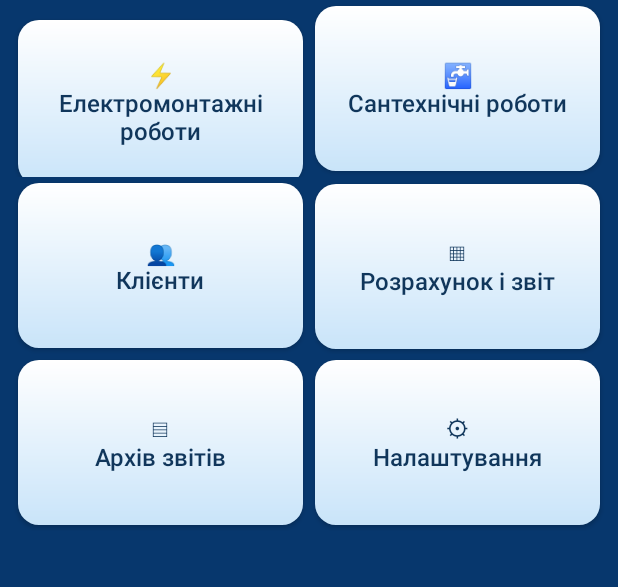
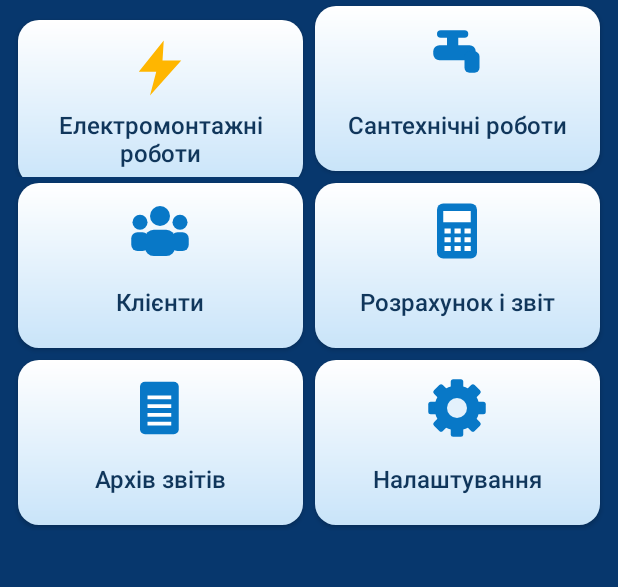
Before and after one commit to dim20041978-png/ROZCINKY-ANDROID, an Android app: the screen it shows after launch (MainActivity), on a phone screen of 412 x 824 dp, the part 289-876 px from its top. Run offline under Robolectric (Android 15) with nearby library versions, the phone set to English and light mode, and no system bars.

Commit message:
Replace home emoji with scalable dedicated graphical menu icons

```diff
--- a/app/src/main/java/ua/rozcinky/app/MainActivity.java
+++ b/app/src/main/java/ua/rozcinky/app/MainActivity.java
@@ -18,7 +18,7 @@ public class MainActivity extends Activity {
  void btn(LinearLayout l,String t,Runnable r){Button b=new Button(this);b.setText(t);b.setAllCaps(false);b.setTextColor(Color.WHITE);android.graphics.drawable.GradientDrawable bg=new android.graphics.drawable.GradientDrawable(android.graphics.drawable.GradientDrawable.Orientation.TOP_BOTTOM,new int[]{0xff238ee0,0xff03468d});bg.setCornerRadius(18);b.setBackground(bg);b.setPadding(16,16,16,16);l.addView(b);b.setOnClickListener(v->r.run());}
  EditText field(LinearLayout l,String hint){EditText e=new EditText(this);e.setHint(hint);e.setTextColor(0xff102b46);e.setHintTextColor(0xff536d84);e.setSingleLine(true);l.addView(e);return e;}
  int dp(int n){return Math.round(n*getResources().getDisplayMetrics().density);}
- void home(){screen("Розцінки");root.removeAllViews();root.setBackgroundColor(0xff07376d);TextView hero=new TextView(this);hero.setText("🛠  ⚡  🔧\nРозцінки\nv1.0.0\nРозрахунок вартості робіт\nЕлектрика • Сантехніка");hero.setTextColor(Color.WHITE);hero.setTextSize(24);hero.setGravity(Gravity.CENTER);hero.setPadding(dp(8),dp(20),dp(8),dp(20));root.addView(hero);String[] names={"⚡\nЕлектромонтажні роботи","🚰\nСантехнічні роботи","👥\nКлієнти","▦\nРозрахунок і звіт","▤\nАрхів звітів","⚙\nНалаштування"};Runnable[] actions={()->catalog(0),()->catalog(1),()->people(),()->reports(),()->archiveScreen(),()->settings()};for(int i=0;i<3;i++){LinearLayout row=new LinearLayout(this);row.setOrientation(LinearLayout.HORIZONTAL);root.addView(row);for(int j=0;j<2;j++){int k=i*2+j;Button b=new Button(this);b.setAllCaps(false);b.setText(names[k]);b.setTextColor(0xff10365b);b.setTextSize(16);android.graphics.drawable.GradientDrawable bg=new android.graphics.drawable.GradientDrawable(android.graphics.drawable.GradientDrawable.Orientation.TOP_BOTTOM,new int[]{0xffffffff,0xffc9e4f9});bg.setCornerRadius(dp(14));b.setBackground(bg);LinearLayout.LayoutParams lp=new LinearLayout.LayoutParams(0,dp(110),1);lp.setMargins(dp(4),dp(4),dp(4),dp(4));row.addView(b,lp);b.setOnClickListener(v->actions[k].run());}}}
+ void home(){screen("Розцінки");root.removeAllViews();root.setBackgroundColor(0xff07376d);TextView hero=new TextView(this);hero.setText("🛠  ⚡  🔧\nРозцінки\nv1.0.0\nРозрахунок вартості робіт\nЕлектрика • Сантехніка");hero.setTextColor(Color.WHITE);hero.setTextSize(24);hero.setGravity(Gravity.CENTER);hero.setPadding(dp(8),dp(20),dp(8),dp(20));root.addView(hero);String[] names={"Електромонтажні роботи","Сантехнічні роботи","Клієнти","Розрахунок і звіт","Архів звітів","Налаштування"};Runnable[] actions={()->catalog(0),()->catalog(1),()->people(),()->reports(),()->archiveScreen(),()->settings()};for(int i=0;i<3;i++){LinearLayout row=new LinearLayout(this);row.setOrientation(LinearLayout.HORIZONTAL);root.addView(row);for(int j=0;j<2;j++){int k=i*2+j;Button b=new Button(this);b.setAllCaps(false);b.setText(names[k]);b.setCompoundDrawablesWithIntrinsicBounds(null,new MenuIcon(k),null,null);b.setCompoundDrawablePadding(dp(4));b.setPadding(dp(6),dp(12),dp(6),dp(8));b.setTextColor(0xff10365b);b.setTextSize(16);android.graphics.drawable.GradientDrawable bg=new android.graphics.drawable.GradientDrawable(android.graphics.drawable.GradientDrawable.Orientation.TOP_BOTTOM,new int[]{0xffffffff,0xffc9e4f9});bg.setCornerRadius(dp(14));b.setBackground(bg);LinearLayout.LayoutParams lp=new LinearLayout.LayoutParams(0,dp(110),1);lp.setMargins(dp(4),dp(4),dp(4),dp(4));row.addView(b,lp);b.setOnClickListener(v->actions[k].run());}}}
  void catalog(int cat){screen(cat==0?"Електрика":"Сантехніка");btn(root,"Назад",()->home());btn(root,"Додати роботу",()->editJob(cat));EditText search=field(root,"Пошук роботи");LinearLayout list=new LinearLayout(this);list.setOrientation(LinearLayout.VERTICAL);root.addView(list);Runnable refresh=()->{list.removeAllViews();for(int i=0;i<jobs.length();i++){JSONObject j=jobs.optJSONObject(i);if(j==null||j.optInt("cat")!=cat||!j.optString("name").toLowerCase(Locale.ROOT).contains(search.getText().toString().toLowerCase(Locale.ROOT)))continue;jobCard(list,j,cat);}};search.addTextChangedListener(new TextWatcher(){public void beforeTextChanged(CharSequence s,int a,int c,int f){}public void onTextChanged(CharSequence s,int a,int b,int c){refresh.run();}public void afterTextChanged(Editable e){}});refresh.run();}
  void editJob(int cat){LinearLayout l=new LinearLayout(this);l.setOrientation(LinearLayout.VERTICAL);EditText n=field(l,"Назва роботи"),u=field(l,"Одиниця вимірювання"),p=field(l,"Ціна або порожньо");new AlertDialog.Builder(this).setTitle("Нова робота").setView(l).setNegativeButton("Скасувати",null).setPositiveButton("Зберегти",(d,w)->{if(n.length()==0||u.length()==0)return;try{JSONObject j=new JSONObject();j.put("cat",cat);j.put("name",n.getText());j.put("unit",u.getText());j.put("price",p.getText().toString());jobs.put(j);save();catalog(cat);}catch(Exception e){}}).show();}
  void choose(JSONObject j,int cat){LinearLayout l=new LinearLayout(this);l.setOrientation(LinearLayout.VERTICAL);EditText q=field(l,"Кількість"),p=field(l,"Ціна грн");q.setText("1");p.setText(j.optString("price"));new AlertDialog.Builder(this).setTitle(j.optString("name")).setView(l).setNegativeButton("Скасувати",null).setPositiveButton("Додати",(d,w)->{try{BigDecimal a=new BigDecimal(q.getText().toString().replace(',','.')),b=new BigDecimal(p.getText().toString().replace(',','.'));if(a.signum()<=0||b.signum()<0)throw new Exception();JSONObject row=new JSONObject(j.toString());row.put("qty",a.toPlainString());row.put("price",b.toPlainString());cart.put(row);save();Toast.makeText(this,"Додано",Toast.LENGTH_SHORT).show();}catch(Exception e){Toast.makeText(this,"Перевірте кількість і ціну",Toast.LENGTH_LONG).show();}}).show();}
@@ -37,4 +37,19 @@ public class MainActivity extends Activity {
  void printFile(java.io.File file){android.print.PrintManager manager=(android.print.PrintManager)getSystemService(PRINT_SERVICE);manager.print(file.getName(),new android.print.PrintDocumentAdapter(){public void onLayout(android.print.PrintAttributes old,android.print.PrintAttributes attrs,android.os.CancellationSignal cancel,LayoutResultCallback cb,Bundle extras){if(cancel.isCanceled()){cb.onLayoutCancelled();return;}cb.onLayoutFinished(new android.print.PrintDocumentInfo.Builder(file.getName()).setContentType(android.print.PrintDocumentInfo.CONTENT_TYPE_DOCUMENT).setPageCount(android.print.PrintDocumentInfo.PAGE_COUNT_UNKNOWN).build(),true);}public void onWrite(android.print.PageRange[] pages,android.os.ParcelFileDescriptor dest,android.os.CancellationSignal cancel,WriteResultCallback cb){try(java.io.OutputStream out=new java.io.FileOutputStream(dest.getFileDescriptor())){if(cancel.isCanceled()){cb.onWriteCancelled();return;}out.write(readBytes(file));cb.onWriteFinished(new android.print.PageRange[]{android.print.PageRange.ALL_PAGES});}catch(Exception e){cb.onWriteFailed(e.getMessage());}}},null);}
  void settings(){screen("Налаштування");btn(root,"Назад",()->home());btn(root,"Резервне копіювання",()->backup());btn(root,"Про програму",()->new AlertDialog.Builder(this).setTitle("Розцінки").setMessage("Версія 1.0.0").setPositiveButton("OK",null).show());}
  void jobCard(LinearLayout list,JSONObject job,int cat){LinearLayout row=new LinearLayout(this);row.setOrientation(LinearLayout.HORIZONTAL);row.setGravity(Gravity.CENTER_VERTICAL);row.setPadding(dp(12),dp(10),dp(12),dp(10));android.graphics.drawable.GradientDrawable bg=new android.graphics.drawable.GradientDrawable(android.graphics.drawable.GradientDrawable.Orientation.TOP_BOTTOM,new int[]{0xffffffff,0xffe2eef9});bg.setCornerRadius(dp(10));bg.setStroke(dp(1),0xffc6d9eb);row.setBackground(bg);LinearLayout.LayoutParams lp=new LinearLayout.LayoutParams(-1,-2);lp.setMargins(0,dp(3),0,dp(3));list.addView(row,lp);LinearLayout info=new LinearLayout(this);info.setOrientation(LinearLayout.VERTICAL);row.addView(info,new LinearLayout.LayoutParams(0,-2,1));TextView name=new TextView(this);name.setText(job.optString("name"));name.setTextColor(0xff102b46);name.setTextSize(16);name.setTypeface(null,android.graphics.Typeface.BOLD);info.addView(name);TextView price=new TextView(this);price.setText(job.optString("price").isEmpty()?"Договірна ціна":job.optString("price")+" грн / "+job.optString("unit"));price.setTextColor(0xffb71c1c);price.setTextSize(15);price.setTypeface(null,android.graphics.Typeface.BOLD);info.addView(price);TextView arrow=new TextView(this);arrow.setText("›");arrow.setTextSize(28);arrow.setTextColor(0xff07549d);row.addView(arrow);row.setMinimumHeight(dp(64));row.setOnClickListener(v->choose(job,cat));}
+ class MenuIcon extends android.graphics.drawable.Drawable {
+ final int kind; final android.graphics.Paint p=new android.graphics.Paint(android.graphics.Paint.ANTI_ALIAS_FLAG);
+ MenuIcon(int k){kind=k;}
+ public int getIntrinsicWidth(){return dp(40);} public int getIntrinsicHeight(){return dp(40);}
+ public void setAlpha(int a){p.setAlpha(a);} public void setColorFilter(android.graphics.ColorFilter f){p.setColorFilter(f);} public int getOpacity(){return android.graphics.PixelFormat.TRANSLUCENT;}
+ public void draw(android.graphics.Canvas c){c.save();c.translate(getBounds().left,getBounds().top);c.scale(getBounds().width()/48f,getBounds().height()/48f);p.setColor(0xff0878c7);p.setStyle(android.graphics.Paint.Style.FILL);
+ switch(kind){
+ case 0: p.setColor(0xffffb600);android.graphics.Path bolt=new android.graphics.Path();bolt.moveTo(27,2);bolt.lineTo(7,27);bolt.lineTo(21,27);bolt.lineTo(16,46);bolt.lineTo(41,18);bolt.lineTo(26,18);bolt.close();c.drawPath(bolt,p);break;
+ case 1: c.drawRoundRect(5,17,39,29,5,5,p);c.drawRoundRect(30,22,42,39,4,4,p);c.drawRect(16,8,25,20,p);c.drawRoundRect(8,5,33,11,3,3,p);break;
+ case 2: c.drawCircle(24,12,8,p);c.drawCircle(8,17,6,p);c.drawCircle(40,17,6,p);c.drawRoundRect(1,25,15,40,5,5,p);c.drawRoundRect(33,25,47,40,5,5,p);c.drawRoundRect(12,23,36,44,7,7,p);break;
+ case 3: c.drawRoundRect(8,2,40,46,5,5,p);p.setColor(Color.WHITE);c.drawRect(13,8,35,17,p);for(int y=22;y<40;y+=7)for(int x=14;x<36;x+=8)c.drawRect(x,y,x+5,y+4,p);break;
+ case 4: c.drawRoundRect(8,3,39,45,4,4,p);p.setColor(Color.WHITE);for(int y=14;y<37;y+=7)c.drawRect(14,y,33,y+3,p);break;
+ default: for(int i=0;i<8;i++){c.save();c.rotate(i*45,24,24);c.drawRoundRect(19,1,29,13,2,2,p);c.restore();}c.drawCircle(24,24,18,p);p.setColor(0xffe3f1fc);c.drawCircle(24,24,8,p);
+ }c.restore();}
+ }
 }
```
